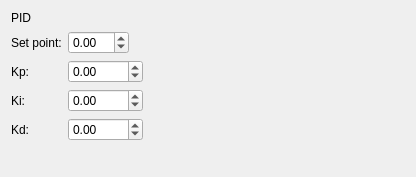
Above: balancer-rqt/resource/PidWidget.ui from anetczuk/ros-self-balancer-playground before the change. Below: the same form after it.
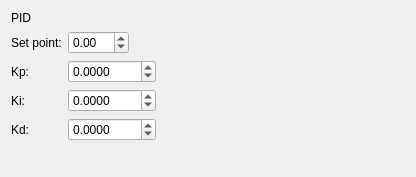
That is the form after the change.

Commit message: Calibrate cascade PID

```diff
--- a/balancer-rqt/resource/PidWidget.ui
+++ b/balancer-rqt/resource/PidWidget.ui
@@ -62,6 +62,9 @@
     <layout class="QHBoxLayout" name="horizontalLayout">
      <item>
       <widget class="QDoubleSpinBox" name="kpSB">
+       <property name="decimals">
+        <number>4</number>
+       </property>
        <property name="minimum">
         <double>-9999.000000000000000</double>
        </property>
@@ -99,6 +102,9 @@
     <layout class="QHBoxLayout" name="horizontalLayout_3">
      <item>
       <widget class="QDoubleSpinBox" name="kdSB">
+       <property name="decimals">
+        <number>4</number>
+       </property>
        <property name="minimum">
         <double>-9999.000000000000000</double>
        </property>
@@ -143,6 +149,9 @@
     <layout class="QHBoxLayout" name="horizontalLayout_2">
      <item>
       <widget class="QDoubleSpinBox" name="kiSB">
+       <property name="decimals">
+        <number>4</number>
+       </property>
        <property name="minimum">
         <double>-9999.000000000000000</double>
        </property>
```
The commit also changes 2 other files.
